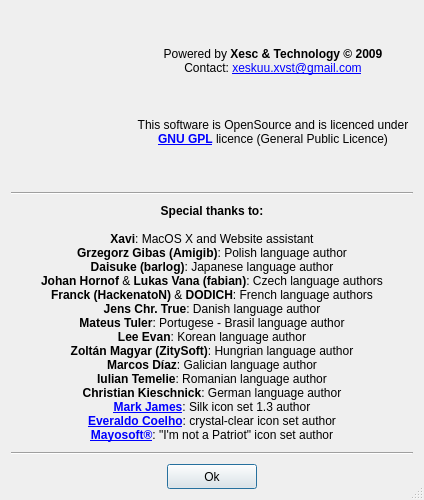
Old version of the form ui/credits.ui in the repository ckorn/xvst.
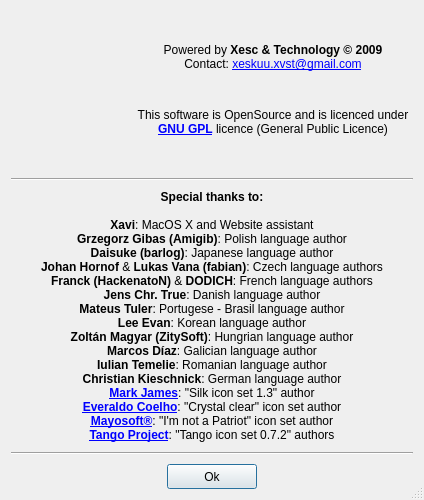
New version of the form. Icons and pictures are not drawn.

What changed in the file:
```diff
--- a/ui/credits.ui
+++ b/ui/credits.ui
@@ -128,7 +128,7 @@
    <item row="2" column="0" colspan="3">
     <widget class="QLabel" name="lblCredits">
      <property name="text">
-      <string notr="true">&lt;b&gt;Special thanks to:&lt;/b&gt;&lt;br&gt;&lt;br&gt;&lt;b&gt;Xavi&lt;/b&gt;: MacOS X and Website assistant&lt;br&gt;&lt;b&gt;Grzegorz Gibas (Amigib)&lt;/b&gt;: Polish language author&lt;br&gt;&lt;b&gt;Daisuke (barlog)&lt;/b&gt;: Japanese language author&lt;br&gt;&lt;b&gt;Johan Hornof&lt;/b&gt;  &amp;amp; &lt;b&gt;Lukas Vana (fabian)&lt;/b&gt;: Czech language authors&lt;br&gt;&lt;b&gt;Franck (HackenatoN)&lt;/b&gt;  &amp;amp; &lt;b&gt;DODICH&lt;/b&gt;: French language authors&lt;br&gt;&lt;b&gt;Jens Chr. True&lt;/b&gt;: Danish language author&lt;br&gt;&lt;b&gt;Mateus Tuler&lt;/b&gt;: Portugese - Brasil language author&lt;br&gt;&lt;b&gt;Lee Evan&lt;/b&gt;: Korean language author&lt;br&gt;&lt;b&gt;Zoltán Magyar (ZitySoft)&lt;/b&gt;: Hungrian language author&lt;br&gt;&lt;b&gt;Marcos Díaz&lt;/b&gt;: Galician language author&lt;br&gt;&lt;b&gt;Iulian Temelie&lt;/b&gt;: Romanian language author&lt;br&gt;&lt;b&gt;Christian Kieschnick&lt;/b&gt;: German language author&lt;br&gt;&lt;b&gt;&lt;a href=&quot;http://www.famfamfam.com/&quot;&gt;Mark James&lt;/a&gt;&lt;/b&gt;: Silk icon set 1.3 author&lt;br&gt;&lt;b&gt;&lt;a href=&quot;http://www.everaldo.com/&quot;&gt;Everaldo Coelho&lt;/a&gt;&lt;/b&gt;: crystal-clear icon set author&lt;br&gt;&lt;b&gt;&lt;a href=&quot;http://mayosoft.com.mx/studios/&quot;&gt;Mayosoft®&lt;/a&gt;&lt;/b&gt;: &quot;I'm not a Patriot&quot; icon set author</string>
+      <string notr="true">&lt;b&gt;Special thanks to:&lt;/b&gt;&lt;br&gt;&lt;br&gt;&lt;b&gt;Xavi&lt;/b&gt;: MacOS X and Website assistant&lt;br&gt;&lt;b&gt;Grzegorz Gibas (Amigib)&lt;/b&gt;: Polish language author&lt;br&gt;&lt;b&gt;Daisuke (barlog)&lt;/b&gt;: Japanese language author&lt;br&gt;&lt;b&gt;Johan Hornof&lt;/b&gt;  &amp;amp; &lt;b&gt;Lukas Vana (fabian)&lt;/b&gt;: Czech language authors&lt;br&gt;&lt;b&gt;Franck (HackenatoN)&lt;/b&gt;  &amp;amp; &lt;b&gt;DODICH&lt;/b&gt;: French language authors&lt;br&gt;&lt;b&gt;Jens Chr. True&lt;/b&gt;: Danish language author&lt;br&gt;&lt;b&gt;Mateus Tuler&lt;/b&gt;: Portugese - Brasil language author&lt;br&gt;&lt;b&gt;Lee Evan&lt;/b&gt;: Korean language author&lt;br&gt;&lt;b&gt;Zoltán Magyar (ZitySoft)&lt;/b&gt;: Hungrian language author&lt;br&gt;&lt;b&gt;Marcos Díaz&lt;/b&gt;: Galician language author&lt;br&gt;&lt;b&gt;Iulian Temelie&lt;/b&gt;: Romanian language author&lt;br&gt;&lt;b&gt;Christian Kieschnick&lt;/b&gt;: German language author&lt;br&gt;&lt;b&gt;&lt;a href=&quot;http://www.famfamfam.com/&quot;&gt;Mark James&lt;/a&gt;&lt;/b&gt;: &quot;Silk icon set 1.3&quot; author&lt;br&gt;&lt;b&gt;&lt;a href=&quot;http://www.everaldo.com/&quot;&gt;Everaldo Coelho&lt;/a&gt;&lt;/b&gt;: &quot;Crystal clear&quot; icon set author&lt;br&gt;&lt;b&gt;&lt;a href=&quot;http://mayosoft.com.mx/studios/&quot;&gt;Mayosoft®&lt;/a&gt;&lt;/b&gt;: &quot;I'm not a Patriot&quot; icon set author&lt;br&gt;&lt;b&gt;&lt;a href=&quot;http://tango-project.org/&quot;&gt;Tango Project&lt;/a&gt;&lt;/b&gt;: &quot;Tango icon set 0.7.2&quot; authors</string>
      </property>
      <property name="alignment">
       <set>Qt::AlignCenter</set>
```
Left out of the diff: 6 changed lines with no effect on the pictures.
